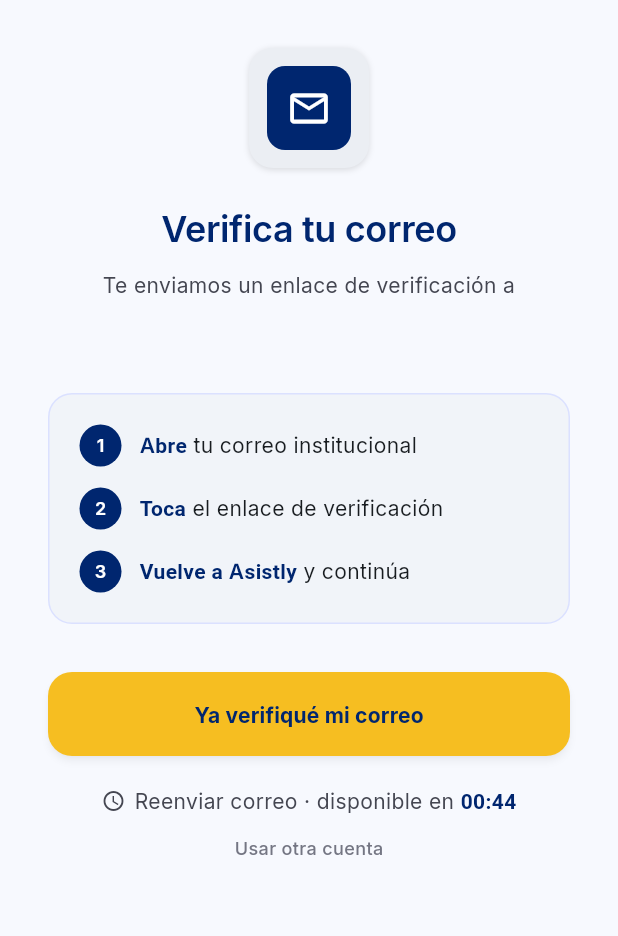
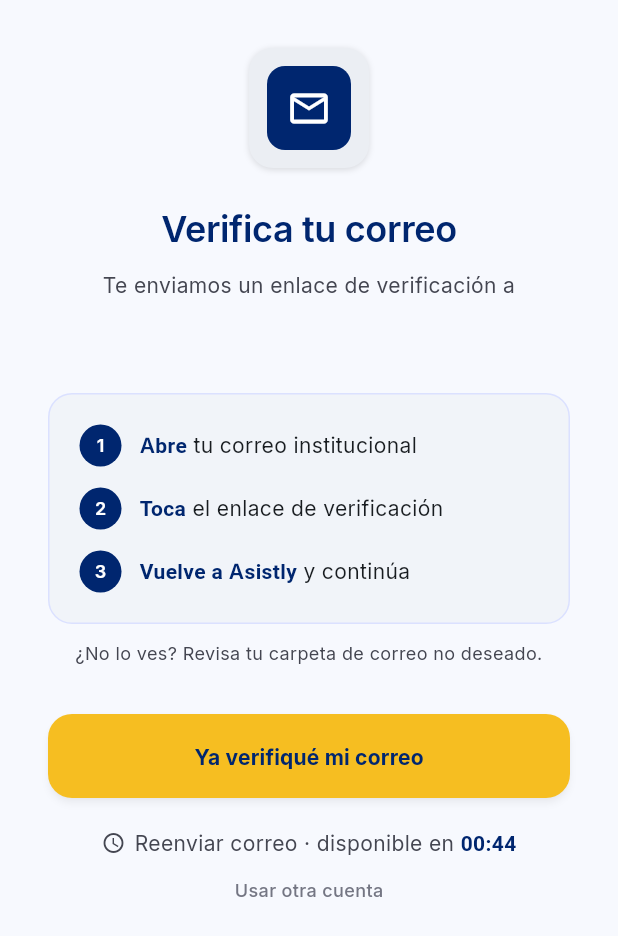
Before and after one commit to AlejoNR/Asistly, a Flutter app: the EmailVerificationView screen opened by its route, on a phone screen of 412 x 824 dp. Shown: the top 936 px of the screen. Run offline on Flutter 3.47's test engine with Material 3 defaults, Android fonts, the phone set to English and light mode, and no system bars; our stand-ins replace cloud_firestore, cloud_functions, firebase_auth, firebase_core, google_fonts; accounts and stored records are empty.

Commit message:
Mensaje de revisa no deseado

```diff
--- a/lib/views/auth/email_verification_view.dart
+++ b/lib/views/auth/email_verification_view.dart
@@ -120,6 +120,12 @@ class _EmailVerificationViewState extends State<EmailVerificationView> {
                   ],
                 ),
               ),
+              const SizedBox(height: 12),
+              Text(
+                '¿No lo ves? Revisa tu carpeta de correo no deseado.',
+                textAlign: TextAlign.center,
+                style: AppText.bodySm.copyWith(color: AppColors.onSurfaceVariant),
+              ),
               const SizedBox(height: 32),
               PrimaryButton(
                 label: 'Ya verifiqué mi correo',
```
